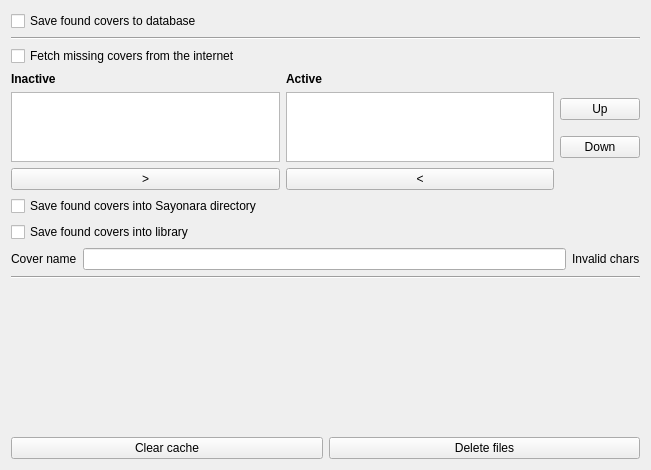
Old version of the form src/Gui/Preferences/Covers/GUI_Covers.ui in the repository Inferno214221/sayonara-player.
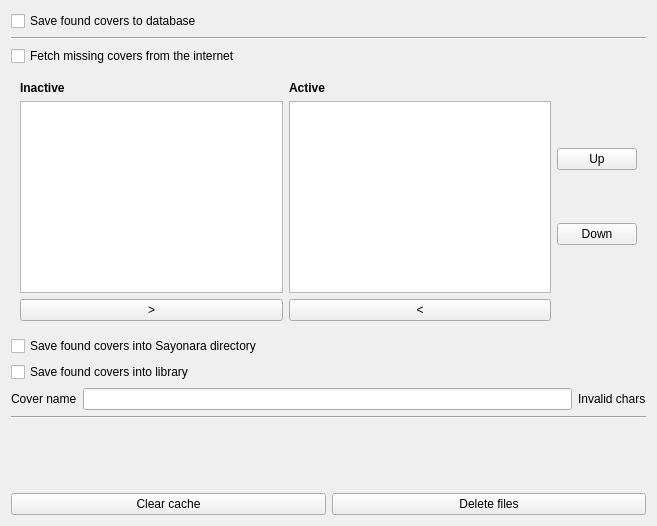
New version of the form.

Diff of the .ui file:
```diff
--- a/src/Gui/Preferences/Covers/GUI_Covers.ui
+++ b/src/Gui/Preferences/Covers/GUI_Covers.ui
@@ -6,16 +6,111 @@
    <rect>
     <x>0</x>
     <y>0</y>
-    <width>651</width>
-    <height>470</height>
+    <width>657</width>
+    <height>526</height>
    </rect>
   </property>
   <layout class="QGridLayout" name="gridLayout">
-   <item row="9" column="0">
-    <widget class="QCheckBox" name="cb_save_to_sayonara_dir">
-     <property name="text">
-      <string>Save found covers into Sayonara directory</string>
-     </property>
+   <item row="6" column="0">
+    <widget class="QWidget" name="widget" native="true">
+     <layout class="QGridLayout" name="gridLayout_3">
+      <item row="1" column="1">
+       <widget class="QListWidget" name="lv_cover_searchers">
+        <property name="sizePolicy">
+         <sizepolicy hsizetype="MinimumExpanding" vsizetype="Expanding">
+          <horstretch>0</horstretch>
+          <verstretch>0</verstretch>
+         </sizepolicy>
+        </property>
+        <property name="dragEnabled">
+         <bool>true</bool>
+        </property>
+        <property name="dragDropMode">
+         <enum>QAbstractItemView::DragDrop</enum>
+        </property>
+        <property name="defaultDropAction">
+         <enum>Qt::MoveAction</enum>
+        </property>
+        <property name="alternatingRowColors">
+         <bool>true</bool>
+        </property>
+       </widget>
+      </item>
+      <item row="2" column="1">
+       <widget class="QPushButton" name="btn_remove">
+        <property name="text">
+         <string notr="true">&lt;</string>
+        </property>
+       </widget>
+      </item>
+      <item row="2" column="0">
+       <widget class="QPushButton" name="btn_add">
+        <property name="text">
+         <string notr="true">&gt;</string>
+        </property>
+       </widget>
+      </item>
+      <item row="0" column="0">
+       <widget class="QLabel" name="label">
+        <property name="font">
+         <font>
+          <weight>75</weight>
+          <bold>true</bold>
+         </font>
+        </property>
+        <property name="text">
+         <string>Inactive</string>
+        </property>
+       </widget>
+      </item>
+      <item row="0" column="1">
+       <widget class="QLabel" name="label_2">
+        <property name="font">
+         <font>
+          <weight>75</weight>
+          <bold>true</bold>
+         </font>
+        </property>
+        <property name="text">
+         <string>Active</string>
+        </property>
+       </widget>
+      </item>
+      <item row="1" column="0">
+       <widget class="QListWidget" name="lv_cover_searchers_inactive">
+        <property name="dragEnabled">
+         <bool>true</bool>
+        </property>
+        <property name="dragDropMode">
+         <enum>QAbstractItemView::DragDrop</enum>
+        </property>
+        <property name="defaultDropAction">
+         <enum>Qt::MoveAction</enum>
+        </property>
+        <property name="alternatingRowColors">
+         <bool>true</bool>
+        </property>
+       </widget>
+      </item>
+      <item row="1" column="2">
+       <layout class="QVBoxLayout" name="verticalLayout">
+        <item>
+         <widget class="QPushButton" name="btn_up">
+          <property name="text">
+           <string notr="true">Up</string>
+          </property>
+         </widget>
+        </item>
+        <item>
+         <widget class="QPushButton" name="btn_down">
+          <property name="text">
+           <string notr="true">Down</string>
+          </property>
+         </widget>
+        </item>
+       </layout>
+      </item>
+     </layout>
     </widget>
    </item>
    <item row="12" column="0">
@@ -25,6 +120,37 @@
      </property>
     </widget>
    </item>
+   <item row="4" column="0">
+    <widget class="Line" name="line_2">
+     <property name="orientation">
+      <enum>Qt::Horizontal</enum>
+     </property>
+    </widget>
+   </item>
+   <item row="14" column="0">
+    <layout class="QHBoxLayout" name="horizontalLayout_2">
+     <item>
+      <widget class="QPushButton" name="btn_delete_album_covers">
+       <property name="toolTip">
+        <string>Delete all covers from the database</string>
+       </property>
+       <property name="text">
+        <string>Clear cache</string>
+       </property>
+      </widget>
+     </item>
+     <item>
+      <widget class="QPushButton" name="btn_delete_files">
+       <property name="toolTip">
+        <string>Delete all covers from the Sayonara directory</string>
+       </property>
+       <property name="text">
+        <string>Delete files</string>
+       </property>
+      </widget>
+     </item>
+    </layout>
+   </item>
    <item row="10" column="0">
     <widget class="QCheckBox" name="cb_save_to_library">
      <property name="toolTip">
@@ -35,6 +161,13 @@
      </property>
     </widget>
    </item>
+   <item row="5" column="0">
+    <widget class="QCheckBox" name="cb_fetch_from_www">
+     <property name="text">
+      <string>Fetch missing covers from the internet</string>
+     </property>
+    </widget>
+   </item>
    <item row="1" column="0">
     <widget class="QCheckBox" name="cb_save_to_db">
      <property name="toolTip">
@@ -45,35 +178,10 @@
      </property>
     </widget>
    </item>
-   <item row="11" column="0">
-    <layout class="QHBoxLayout" name="horizontalLayout">
-     <item>
-      <widget class="QLabel" name="lab_cover_template">
-       <property name="text">
-        <string>Cover name</string>
-       </property>
-      </widget>
-     </item>
-     <item>
-      <widget class="QLineEdit" name="le_cover_template">
-       <property name="toolTip">
-        <string>Name of cover file</string>
-       </property>
-      </widget>
-     </item>
-     <item>
-      <widget class="QLabel" name="lab_template_error">
-       <property name="text">
-        <string notr="true">Invalid chars</string>
-       </property>
-      </widget>
-     </item>
-    </layout>
-   </item>
-   <item row="4" column="0">
-    <widget class="Line" name="line_2">
-     <property name="orientation">
-      <enum>Qt::Horizontal</enum>
+   <item row="9" column="0">
+    <widget class="QCheckBox" name="cb_save_to_sayonara_dir">
+     <property name="text">
+      <string>Save found covers into Sayonara directory</string>
      </property>
     </widget>
    </item>
@@ -90,128 +198,26 @@
      </property>
     </spacer>
    </item>
-   <item row="5" column="0">
-    <widget class="QCheckBox" name="cb_fetch_from_www">
-     <property name="text">
-      <string>Fetch missing covers from the internet</string>
-     </property>
-    </widget>
-   </item>
-   <item row="14" column="0">
-    <layout class="QHBoxLayout" name="horizontalLayout_2">
+   <item row="11" column="0">
+    <layout class="QHBoxLayout" name="horizontalLayout">
      <item>
-      <widget class="QPushButton" name="btn_delete_album_covers">
-       <property name="toolTip">
-        <string>Delete all covers from the database</string>
-       </property>
+      <widget class="QLabel" name="lab_cover_template">
        <property name="text">
-        <string>Clear cache</string>
+        <string>Cover name</string>
        </property>
       </widget>
      </item>
      <item>
-      <widget class="QPushButton" name="btn_delete_files">
+      <widget class="QLineEdit" name="le_cover_template">
        <property name="toolTip">
-        <string>Delete all covers from the Sayonara directory</string>
+        <string>Name of cover file</string>
        </property>
-       <property name="text">
-        <string>Delete files</string>
-       </property>
       </widget>
      </item>
-    </layout>
-   </item>
-   <item row="8" column="0">
-    <layout class="QGridLayout" name="gridLayout_2">
-     <item row="3" column="1">
-      <widget class="QPushButton" name="btn_remove">
+     <item>
+      <widget class="QLabel" name="lab_template_error">
        <property name="text">
-        <string notr="true">&lt;</string>
-       </property>
-      </widget>
-     </item>
-     <item row="1" column="1" rowspan="2">
-      <widget class="QListWidget" name="lv_cover_searchers">
-       <property name="sizePolicy">
-        <sizepolicy hsizetype="MinimumExpanding" vsizetype="Expanding">
-         <horstretch>0</horstretch>
-         <verstretch>0</verstretch>
-        </sizepolicy>
-       </property>
-       <property name="dragEnabled">
-        <bool>true</bool>
-       </property>
-       <property name="dragDropMode">
-        <enum>QAbstractItemView::DragDrop</enum>
-       </property>
-       <property name="defaultDropAction">
-        <enum>Qt::MoveAction</enum>
-       </property>
-       <property name="alternatingRowColors">
-        <bool>true</bool>
-       </property>
-      </widget>
-     </item>
-     <item row="1" column="2">
-      <widget class="QPushButton" name="btn_up">
-       <property name="text">
-        <string notr="true">Up</string>
-       </property>
-      </widget>
-     </item>
-     <item row="2" column="2">
-      <widget class="QPushButton" name="btn_down">
-       <property name="text">
-        <string notr="true">Down</string>
-       </property>
-      </widget>
-     </item>
-     <item row="1" column="0" rowspan="2">
-      <widget class="QListWidget" name="lv_cover_searchers_inactive">
-       <property name="dragEnabled">
-        <bool>true</bool>
-       </property>
-       <property name="dragDropMode">
-        <enum>QAbstractItemView::DragDrop</enum>
-       </property>
-       <property name="defaultDropAction">
-        <enum>Qt::MoveAction</enum>
-       </property>
-       <property name="alternatingRowColors">
-        <bool>true</bool>
-       </property>
-      </widget>
-     </item>
-     <item row="3" column="0">
-      <widget class="QPushButton" name="btn_add">
-       <property name="text">
-        <string notr="true">&gt;</string>
-       </property>
-      </widget>
-     </item>
-     <item row="0" column="0">
-      <widget class="QLabel" name="label">
-       <property name="font">
-        <font>
-         <weight>75</weight>
-         <bold>true</bold>
-        </font>
-       </property>
-       <property name="text">
-        <string>Inactive</string>
-       </property>
-      </widget>
-     </item>
-     <item row="0" column="1">
-      <widget class="QLabel" name="label_2">
-       <property name="font">
-        <font>
-         <weight>75</weight>
-         <bold>true</bold>
-        </font>
-       </property>
-       <property name="text">
-        <string>Active</string>
+        <string notr="true">Invalid chars</string>
        </property>
       </widget>
      </item>
```
